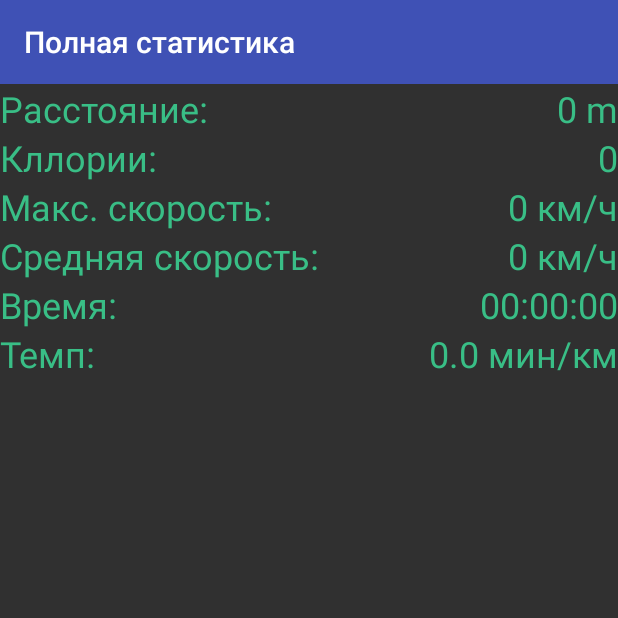
After one commit to scnipper/Bicyclesport, an Android app: the FullDataActivity screen opened directly, with no data from a screen before it, on a phone screen of 412 x 824 dp, the top half of it. The commit adds this screen. Run offline under Robolectric (Android 15) with nearby library versions, the phone set to English and light mode, and no system bars; libraries missing offline, so code that uses them is left out: com.github.mikephil.charting, com.google.maps.android.

Commit message:
full statistic activity

```diff
--- a/app/src/main/AndroidManifest.xml
+++ b/app/src/main/AndroidManifest.xml
@@ -35,7 +35,8 @@
         <activity android:name=".ui.activities.ListRoutesActivity" />
         <activity android:name=".ui.activities.SettingsActivity" />
         <activity android:name=".ui.activities.UserHistoryActivity" />
-        <activity android:name=".ui.activities.EnterDataUserActivity"></activity>
+        <activity android:name=".ui.activities.EnterDataUserActivity" />
+        <activity android:name=".ui.activities.FullDataActivity"></activity>
     </application>
 
 </manifest>
--- /dev/null
+++ b/app/src/main/java/me/creese/sport/ui/activities/FullDataActivity.java
@@ -0,0 +1,50 @@
+package me.creese.sport.ui.activities;
+
+import android.database.Cursor;
+import android.database.sqlite.SQLiteDatabase;
+import android.support.v7.app.AppCompatActivity;
+import android.os.Bundle;
+import android.widget.LinearLayout;
+import android.widget.TextView;
+
+import me.creese.sport.App;
+import me.creese.sport.R;
+import me.creese.sport.data.FullTable;
+import me.creese.sport.map.Route;
+import me.creese.sport.models.RideModel;
+import me.creese.sport.ui.fragments.PageStatFragment;
+import me.creese.sport.util.UpdateInfo;
+
+public class FullDataActivity extends AppCompatActivity {
+
+    private RideModel model;
+
+    @Override
+    protected void onCreate(Bundle savedInstanceState) {
+        super.onCreate(savedInstanceState);
+        setContentView(R.layout.activity_full_data);
+
+        if(savedInstanceState == null) {
+            SQLiteDatabase database = App.get().getData().getReadableDatabase();
+
+            Cursor cursor = database.query(FullTable.NAME_TABLE,null,null,
+                    null,null,null,null);
+            model = new RideModel();
+            if(cursor.moveToFirst()) {
+                model.setDistance(cursor.getDouble(cursor.getColumnIndex(FullTable.DISTANCE)));
+                model.setCalories(cursor.getInt(cursor.getColumnIndex(FullTable.CALORIES)));
+                model.setTimeRide(cursor.getLong(cursor.getColumnIndex(FullTable.TIME)));
+                model.setMaxSpeed(cursor.getInt(cursor.getColumnIndex(FullTable.MAX_SPEED)));
+            }
+
+            cursor.close();
+
+
+            getSupportFragmentManager()
+                    .beginTransaction()
+                    .add(R.id.root_full_stat,PageStatFragment.newInstanse(0,model))
+                    .commit();
+
+        }
+    }
+}
--- a/app/src/main/java/me/creese/sport/ui/activities/StartActivity.java
+++ b/app/src/main/java/me/creese/sport/ui/activities/StartActivity.java
@@ -278,6 +278,9 @@ public class StartActivity extends AppCompatActivity implements NavigationView.O
             case R.id.menu_history:
                 startActivity(new Intent(this, UserHistoryActivity.class));
                 break;
+            case R.id.menu_stat:
+                startActivity(new Intent(this, FullDataActivity.class));
+                break;
         }
 
         DrawerLayout drawerLayout = findViewById(R.id.drawer);
--- a/app/src/main/java/me/creese/sport/ui/fragments/PageStatFragment.java
+++ b/app/src/main/java/me/creese/sport/ui/fragments/PageStatFragment.java
@@ -6,6 +6,7 @@ import android.os.Bundle;
 import android.support.annotation.NonNull;
 import android.support.annotation.Nullable;
 import android.support.v4.app.Fragment;
+import android.util.Log;
 import android.view.LayoutInflater;
 import android.view.View;
 import android.view.ViewGroup;
@@ -28,6 +29,7 @@ import me.creese.sport.util.UpdateInfo;
 
 public class PageStatFragment extends Fragment {
     private static final String PAGE = "page";
+    private static final String TAG = PageStatFragment.class.getSimpleName();
     private int page;
     private RideModel model;
 
@@ -68,9 +70,14 @@ public class PageStatFragment extends Fragment {
 
 
                 ((TextView) view.findViewById(R.id.stat_ride_time)).setText(UpdateInfo.formatTime(model.getTimeRide()));
-                ((TextView) view.findViewById(R.id.stat_av_speed)).setText(((int) ((model.getDistance() / model.getTimeRide()) / 3.6f)) + "");
+                ((TextView) view.findViewById(R.id.stat_av_speed)).setText(((int) ((model.getDistance() / model.getTimeRide()) * 3.6f)) +" "+ getString(R.string.km_peer_hour));
                 ((TextView) view.findViewById(R.id.stat_cal)).setText(model.getCalories() + "");
-                ((TextView) view.findViewById(R.id.stat_max_speed)).setText(model.getMaxSpeed() + "");
+                ((TextView) view.findViewById(R.id.stat_max_speed)).setText(model.getMaxSpeed() +" "+ getString(R.string.km_peer_hour));
+
+                double temp = ((model.getDistance() / model.getTimeRide()) * 60);
+                temp = Math.round((temp) * 10) / 10D;
+
+                ((TextView) view.findViewById(R.id.stat_temp)).setText(temp+" мин/км");
                 break;
             case 1:
                 view = inflater.inflate(R.layout.stat_fragment_page_2, container, false);
--- /dev/null
+++ b/app/src/main/res/layout/activity_full_data.xml
@@ -0,0 +1,21 @@
+<?xml version="1.0" encoding="utf-8"?>
+<LinearLayout xmlns:android="http://schemas.android.com/apk/res/android"
+    xmlns:app="http://schemas.android.com/apk/res-auto"
+    xmlns:tools="http://schemas.android.com/tools"
+    android:id="@+id/root_full_stat"
+    android:layout_width="match_parent"
+    android:layout_height="match_parent"
+    android:orientation="vertical"
+    tools:context=".ui.activities.FullDataActivity">
+
+    <android.support.v7.widget.Toolbar
+        android:id="@+id/toolbar2"
+        android:layout_width="match_parent"
+        android:layout_height="wrap_content"
+        android:background="?attr/colorPrimary"
+        android:minHeight="?attr/actionBarSize"
+        android:theme="?attr/actionBarTheme"
+        app:title="Полная статистика" />
+
+
+</LinearLayout>
--- a/app/src/main/res/layout/stat_fragment_page_1.xml
+++ b/app/src/main/res/layout/stat_fragment_page_1.xml
@@ -134,7 +134,7 @@
             android:textSize="24sp" />
 
         <TextView
-            android:id="@+id/textView13"
+            android:id="@+id/stat_temp"
             android:layout_width="match_parent"
             android:layout_height="wrap_content"
             android:layout_weight="1"
@@ -147,7 +147,8 @@
     <LinearLayout
         android:layout_width="match_parent"
         android:layout_height="wrap_content"
-        android:orientation="horizontal">
+        android:orientation="horizontal"
+        android:visibility="invisible">
 
         <TextView
             android:layout_width="wrap_content"
@@ -170,7 +171,8 @@
     <LinearLayout
         android:layout_width="match_parent"
         android:layout_height="wrap_content"
-        android:orientation="horizontal">
+        android:orientation="horizontal"
+        android:visibility="invisible">
 
         <TextView
             android:layout_width="wrap_content"
--- a/app/src/main/res/menu/navigation_items.xml
+++ b/app/src/main/res/menu/navigation_items.xml
@@ -9,7 +9,9 @@
     <item
         android:id="@+id/menu_history"
         android:title="@string/history" />
-    <item android:title="@string/statistic" />
+    <item
+        android:id="@+id/menu_stat"
+        android:title="@string/statistic" />
     <item
         android:id="@+id/menu_settings"
         android:title="@string/settings" />
```
Also changed, not shown: app/src/main/java/me/creese/sport/data/DataHelper.java (+8 -0 lines), app/src/main/java/me/creese/sport/data/FullTable.java (added, +9 -0 lines), app/src/main/java/me/creese/sport/map/gps/Gps.java (+6 -9 lines), app/src/main/java/me/creese/sport/util/UpdateInfo.java (+37 -0 lines).
